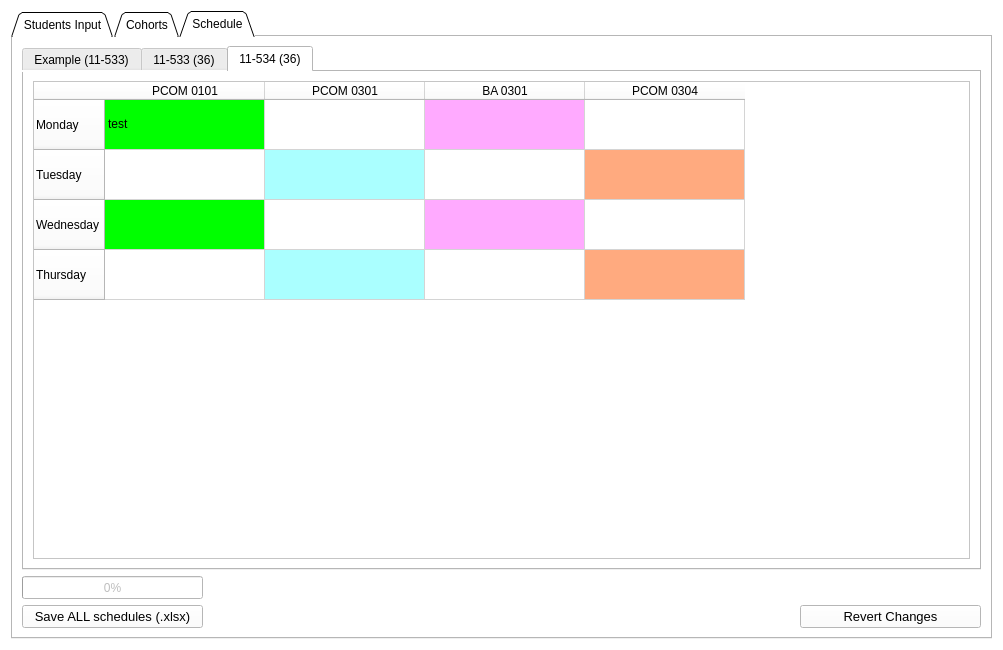
Old version of the form MainWindow.ui in the repository fahad-ali1/CMPT-395-Class-Scheduler.
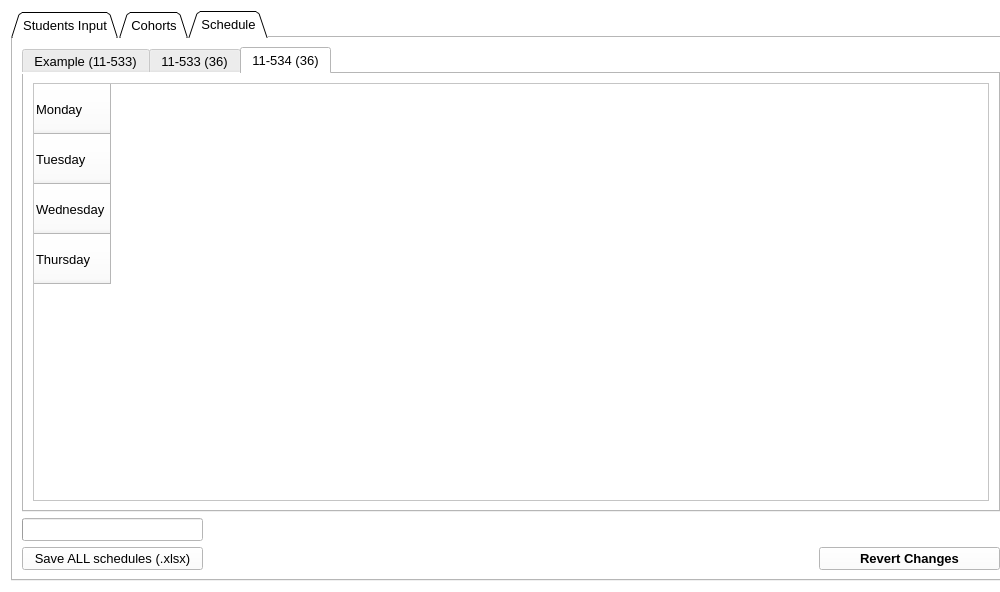
New version of the form. The open tabs and pages were chosen to show the change. Icons and pictures are not drawn.

The edit to the form file:
```diff
--- a/MainWindow.ui
+++ b/MainWindow.ui
@@ -12,8 +12,8 @@
    <rect>
     <x>0</x>
     <y>0</y>
-    <width>1003</width>
-    <height>650</height>
+    <width>1000</width>
+    <height>588</height>
    </rect>
   </property>
   <property name="sizePolicy">
@@ -25,7 +25,7 @@
   <property name="minimumSize">
    <size>
     <width>1000</width>
-    <height>650</height>
+    <height>0</height>
    </size>
   </property>
   <property name="maximumSize">
@@ -69,6 +69,17 @@
        <verstretch>0</verstretch>
       </sizepolicy>
      </property>
+     <property name="minimumSize">
+      <size>
+       <width>1000</width>
+       <height>570</height>
+      </size>
+     </property>
+     <property name="font">
+      <font>
+       <pointsize>10</pointsize>
+      </font>
+     </property>
      <property name="tabShape">
       <enum>QTabWidget::Triangular</enum>
      </property>
@@ -1130,9 +1141,9 @@
           <font>
            <family>MS Shell Dlg 2</family>
            <pointsize>10</pointsize>
-           <weight>50</weight>
+           <weight>75</weight>
            <italic>false</italic>
-           <bold>false</bold>
+           <bold>true</bold>
           </font>
          </property>
          <property name="text">
@@ -1180,6 +1191,11 @@
        </item>
        <item row="0" column="0" colspan="3">
         <widget class="QTabWidget" name="ScheduleTables">
+         <property name="font">
+          <font>
+           <pointsize>10</pointsize>
+          </font>
+         </property>
          <property name="currentIndex">
           <number>0</number>
          </property>
@@ -1476,148 +1492,6 @@
                <string>Thursday</string>
               </property>
              </row>
-             <column>
-              <property name="text">
-               <string>PCOM 0101</string>
-              </property>
-             </column>
-             <column>
-              <property name="text">
-               <string>PCOM 0301</string>
-              </property>
-             </column>
-             <column>
-              <property name="text">
-               <string>BA 0301</string>
-              </property>
-             </column>
-             <column>
-              <property name="text">
-               <string>PCOM 0304</string>
-              </property>
-             </column>
-             <item row="0" column="0">
-              <property name="text">
-               <string>test</string>
-              </property>
-              <property name="background">
-               <brush brushstyle="SolidPattern">
-                <color alpha="255">
-                 <red>0</red>
-                 <green>255</green>
-                 <blue>0</blue>
-                </color>
-               </brush>
-              </property>
-             </item>
-             <item row="0" column="1">
-              <property name="text">
-               <string/>
-              </property>
-             </item>
-             <item row="0" column="2">
-              <property name="text">
-               <string/>
-              </property>
-              <property name="background">
-               <brush brushstyle="SolidPattern">
-                <color alpha="255">
-                 <red>255</red>
-                 <green>170</green>
-                 <blue>255</blue>
-                </color>
-               </brush>
-              </property>
-             </item>
-             <item row="1" column="1">
-              <property name="text">
-               <string/>
-              </property>
-              <property name="background">
-               <brush brushstyle="SolidPattern">
-                <color alpha="255">
-                 <red>170</red>
-                 <green>255</green>
-                 <blue>255</blue>
-                </color>
-               </brush>
-              </property>
-             </item>
-             <item row="1" column="3">
-              <property name="text">
-               <string/>
-              </property>
-              <property name="background">
-               <brush brushstyle="SolidPattern">
-                <color alpha="255">
-                 <red>255</red>
-                 <green>170</green>
-                 <blue>127</blue>
-                </color>
-               </brush>
-              </property>
-             </item>
-             <item row="2" column="0">
-              <property name="text">
-               <string/>
-              </property>
-              <property name="background">
-               <brush brushstyle="SolidPattern">
-                <color alpha="255">
-                 <red>0</red>
-                 <green>255</green>
-                 <blue>0</blue>
-                </color>
-               </brush>
-              </property>
-             </item>
-             <item row="2" column="1">
-              <property name="text">
-               <string/>
-              </property>
-             </item>
-             <item row="2" column="2">
-              <property name="text">
-               <string/>
-              </property>
-              <property name="background">
-               <brush brushstyle="SolidPattern">
-                <color alpha="255">
-                 <red>255</red>
-                 <green>170</green>
-                 <blue>255</blue>
-                </color>
-               </brush>
-              </property>
-             </item>
-             <item row="3" column="1">
-              <property name="text">
-               <string/>
-              </property>
-              <property name="background">
-               <brush brushstyle="SolidPattern">
-                <color alpha="255">
-                 <red>170</red>
-                 <green>255</green>
-                 <blue>255</blue>
-                </color>
-               </brush>
-              </property>
-             </item>
-             <item row="3" column="3">
-              <property name="text">
-               <string/>
-              </property>
-              <property name="background">
-               <brush brushstyle="SolidPattern">
-                <color alpha="255">
-                 <red>255</red>
-                 <green>170</green>
-                 <blue>127</blue>
-                </color>
-               </brush>
-              </property>
-             </item>
             </widget>
            </item>
           </layout>
@@ -1647,6 +1521,11 @@
            <height>23</height>
           </size>
          </property>
+         <property name="font">
+          <font>
+           <pointsize>10</pointsize>
+          </font>
+         </property>
          <property name="value">
           <number>0</number>
          </property>
@@ -1654,7 +1533,7 @@
           <set>Qt::AlignCenter</set>
          </property>
          <property name="textVisible">
-          <bool>true</bool>
+          <bool>false</bool>
          </property>
          <property name="format">
           <string notr="true">%p%</string>
```
Left out of the diff: 157 changed lines with no effect on the pictures.
